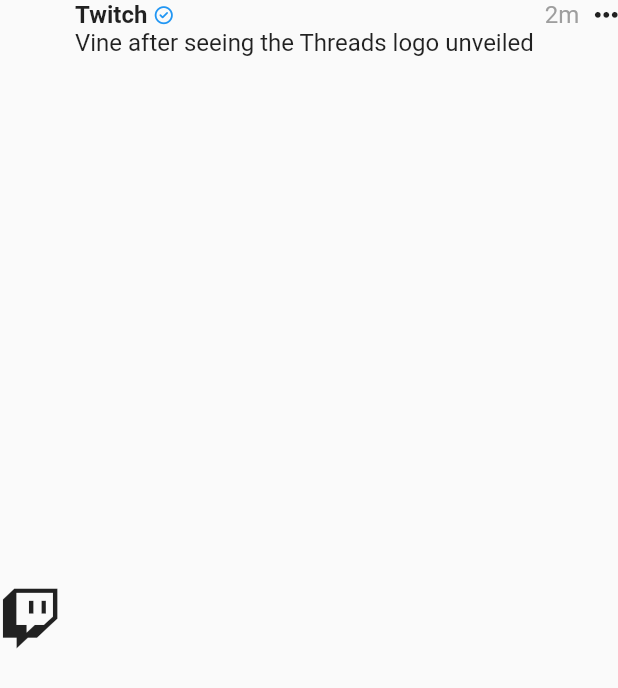
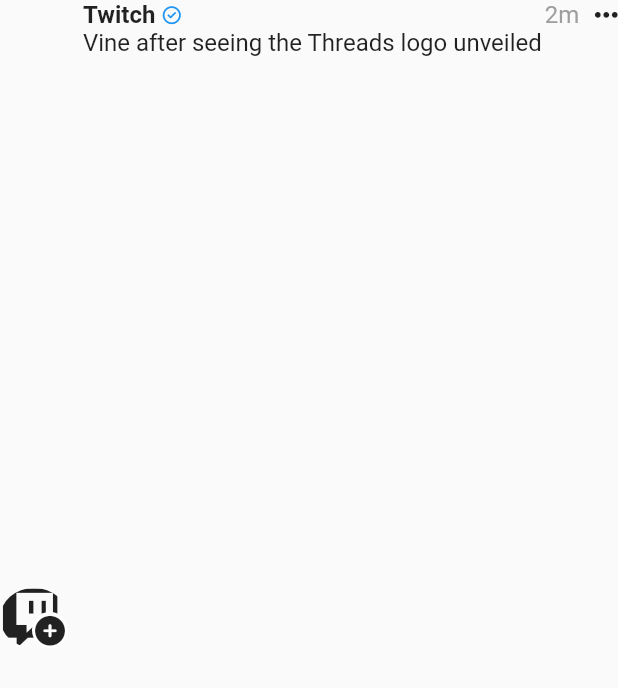
Before and after one commit to MarkJLee/chal-threads-home, a Flutter app: the PostHeaderWidget widget shown alone on an empty page, opened directly, on a phone screen of 412 x 824 dp. Shown: the top 688 px of the screen. Run offline on Flutter 3.47's test engine with Material 2 defaults, Android fonts, the phone set to English and light mode, and no system bars; our stand-ins replace flutter_svg, font_awesome_flutter.

Commit message:
feat: change userIcon

```diff
--- a/lib/features/home/widgets/post_header_widget.dart
+++ b/lib/features/home/widgets/post_header_widget.dart
@@ -21,7 +21,25 @@
       children: [
         Padding(
           padding: const EdgeInsets.only(right: 10),
-          child: userIcon,
+          child: Stack(
+            children: [
+              SizedBox(
+                width: MediaQuery.of(context).size.width * 0.11,
+                child: ClipOval(child: userIcon),
+              ),
+              Positioned(
+                bottom: 0,
+                right: 0,
+                child: Container(
+                  decoration: BoxDecoration(
+                      color: Colors.white,
+                      shape: BoxShape.circle,
+                      border: Border.all(color: Colors.white, width: 2)),
+                  child: const FaIcon(FontAwesomeIcons.circlePlus, size: 20),
+                ),
+              ),
+            ],
+          ),
         ),
         Expanded(
           child: Column(
```
